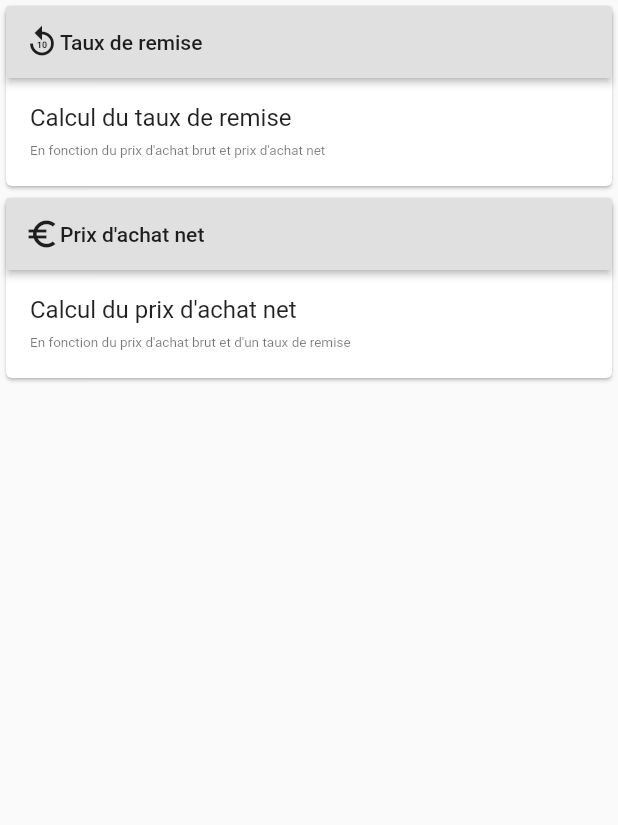
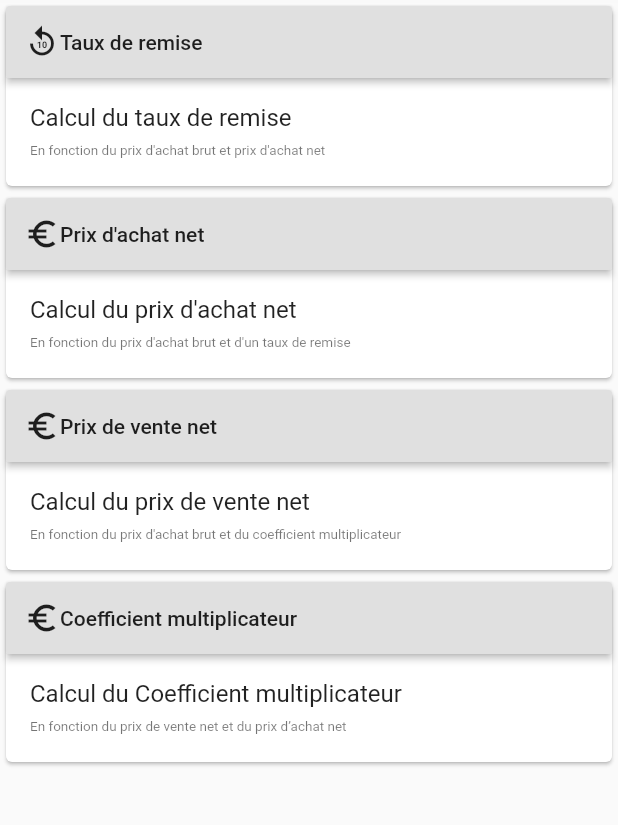
Before and after one commit to mspr-epsi-dev/APP-Niventis, a Flutter app: the screen it shows after launch, on a phone screen of 412 x 824 dp, the part 108-933 px from its top. Run offline on Flutter 3.47's test engine with Material 2 defaults, Android fonts, the phone set to English and light mode, and no system bars; missing offline and left inert: angular, angular_components.

Commit message:
Ajout des derniers calcul

```diff
--- a/lib/main.dart
+++ b/lib/main.dart
@@ -49,7 +49,7 @@ class _MyHomePageState extends State<MyHomePage> {
                 titre: "Taux de remise",
                 labelGauche: "Prix d’achat net",
                 labelDroite: "Prix d’achat brut",
-                labelResultat: "Taux de remise",
+                labelResultat: "Resultat",
                 resultat: (a, b) {
                   return (1 - a / b) * 100;
                 },
@@ -61,7 +61,7 @@ class _MyHomePageState extends State<MyHomePage> {
                 },
               ),
             ),
-            CalculCardWidget(
+              CalculCardWidget(
               titre: "Prix d'achat net",
               superDescription: "Calcul du prix d'achat net",
               description:
@@ -70,7 +70,7 @@ class _MyHomePageState extends State<MyHomePage> {
                   titre: "Calcul prix d'achat net",
                   labelGauche: "Prix d'achat brut (€)",
                   labelDroite: "Taux de remise (%)",
-                  labelResultat: "Prix d'achat net",
+                  labelResultat: "Resultat",
                   resultat: (a, b) {
                     return a * (1 - b);
                   },
@@ -81,6 +81,46 @@ class _MyHomePageState extends State<MyHomePage> {
                     return double.parse(b) / 100;
                   }),
             ),
+            CalculCardWidget(
+              titre: "Prix de vente net",
+              superDescription: "Calcul du prix de vente net",
+              description:
+              "En fonction du prix d'achat brut et du coefficient multiplicateur",
+              dialog: CalculCardDialog(
+                  titre: "Calcul du prix de vente net",
+                  labelGauche: "Prix d'achat brut (€)",
+                  labelDroite: "Coef multiplicateur",
+                  labelResultat: "Resultat",
+                  resultat: (a, b) {
+                    return a * (b);
+                  },
+                  aTranformation: (a) {
+                    return double.parse(a);
+                  },
+                  bTransformation: (b) {
+                    return double.parse(b);
+                  }),
+            ),
+            CalculCardWidget(
+              titre: "Coefficient multiplicateur",
+              superDescription: "Calcul du Coefficient multiplicateur",
+              description:
+              "En fonction du prix de vente net et du prix d’achat net",
+              dialog: CalculCardDialog(
+                  titre: "Calcul du Coefficient multiplicateur",
+                  labelGauche: "Prix de vente net",
+                  labelDroite: "Prix d’achat net",
+                  labelResultat: "Resultat",
+                  resultat: (a, b) {
+                    return a / (b);
+                  },
+                  aTranformation: (a) {
+                    return double.parse(a);
+                  },
+                  bTransformation: (b) {
+                    return double.parse(b);
+                  }),
+            ),
           ],
         ),
       ), // This trailing comma makes auto-formatting nicer for build methods.
```
